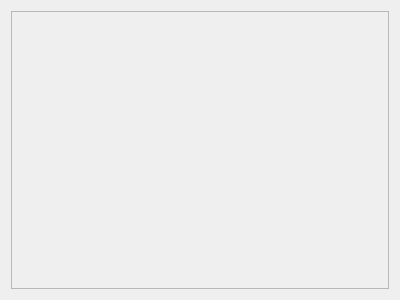
Qt form Template/Forms/SIForm.ui (335134701/QT_Demo) before a commit.
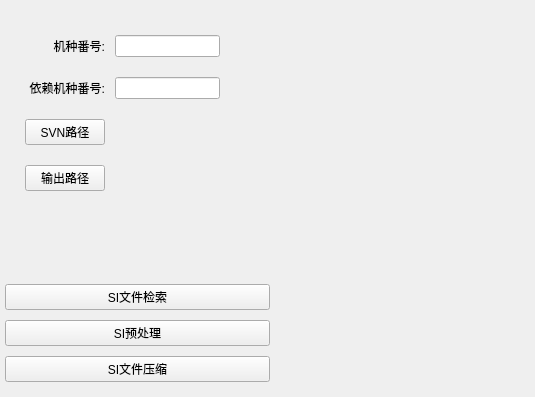
The same form after that commit.

```diff
--- a/Template/Forms/SIForm.ui
+++ b/Template/Forms/SIForm.ui
@@ -6,21 +6,232 @@
    <rect>
     <x>0</x>
     <y>0</y>
-    <width>400</width>
-    <height>300</height>
+    <width>535</width>
+    <height>397</height>
    </rect>
   </property>
   <property name="windowTitle">
    <string>Form</string>
   </property>
   <layout class="QGridLayout" name="gridLayout">
+   <property name="leftMargin">
+    <number>5</number>
+   </property>
+   <property name="topMargin">
+    <number>5</number>
+   </property>
+   <property name="rightMargin">
+    <number>5</number>
+   </property>
+   <property name="bottomMargin">
+    <number>5</number>
+   </property>
+   <property name="horizontalSpacing">
+    <number>15</number>
+   </property>
+   <property name="verticalSpacing">
+    <number>10</number>
+   </property>
+   <item row="0" column="1" rowspan="6">
+    <widget class="QWidget" name="SITableWidget" native="true">
+     <property name="sizePolicy">
+      <sizepolicy hsizetype="Expanding" vsizetype="Expanding">
+       <horstretch>0</horstretch>
+       <verstretch>0</verstretch>
+      </sizepolicy>
+     </property>
+     <property name="styleSheet">
+      <string notr="true"/>
+     </property>
+    </widget>
+   </item>
    <item row="0" column="0">
-    <widget class="QFrame" name="frame">
-     <property name="frameShape">
-      <enum>QFrame::StyledPanel</enum>
+    <widget class="QWidget" name="SIMemuWidget" native="true">
+     <property name="sizePolicy">
+      <sizepolicy hsizetype="Expanding" vsizetype="Expanding">
+       <horstretch>0</horstretch>
+       <verstretch>0</verstretch>
+      </sizepolicy>
      </property>
-     <property name="frameShadow">
-      <enum>QFrame::Raised</enum>
+     <property name="minimumSize">
+      <size>
+       <width>200</width>
+       <height>0</height>
+      </size>
+     </property>
+     <property name="maximumSize">
+      <size>
+       <width>400</width>
+       <height>16777215</height>
+      </size>
+     </property>
+     <layout class="QGridLayout" name="gridLayout_2">
+      <property name="leftMargin">
+       <number>20</number>
+      </property>
+      <property name="topMargin">
+       <number>30</number>
+      </property>
+      <property name="rightMargin">
+       <number>10</number>
+      </property>
+      <property name="bottomMargin">
+       <number>10</number>
+      </property>
+      <property name="horizontalSpacing">
+       <number>10</number>
+      </property>
+      <property name="verticalSpacing">
+       <number>20</number>
+      </property>
+      <item row="3" column="0">
+       <widget class="QPushButton" name="OutputButton">
+        <property name="text">
+         <string>输出路径</string>
+        </property>
+       </widget>
+      </item>
+      <item row="2" column="0">
+       <widget class="QPushButton" name="SVNButton">
+        <property name="text">
+         <string>SVN路径</string>
+        </property>
+       </widget>
+      </item>
+      <item row="0" column="0">
+       <widget class="QLabel" name="IDLabel">
+        <property name="text">
+         <string>机种番号:</string>
+        </property>
+        <property name="alignment">
+         <set>Qt::AlignRight|Qt::AlignTrailing|Qt::AlignVCenter</set>
+        </property>
+       </widget>
+      </item>
+      <item row="0" column="2">
+       <widget class="QLineEdit" name="IDEdit">
+        <property name="sizePolicy">
+         <sizepolicy hsizetype="Preferred" vsizetype="Preferred">
+          <horstretch>0</horstretch>
+          <verstretch>0</verstretch>
+         </sizepolicy>
+        </property>
+        <property name="maximumSize">
+         <size>
+          <width>105</width>
+          <height>16777215</height>
+         </size>
+        </property>
+        <property name="styleSheet">
+         <string notr="true"/>
+        </property>
+        <property name="maxLength">
+         <number>8</number>
+        </property>
+       </widget>
+      </item>
+      <item row="1" column="0">
+       <widget class="QLabel" name="RelyIDLabel">
+        <property name="text">
+         <string>依赖机种番号:</string>
+        </property>
+        <property name="alignment">
+         <set>Qt::AlignRight|Qt::AlignTrailing|Qt::AlignVCenter</set>
+        </property>
+       </widget>
+      </item>
+      <item row="1" column="2">
+       <widget class="QLineEdit" name="RelyIDEdit">
+        <property name="maximumSize">
+         <size>
+          <width>105</width>
+          <height>16777215</height>
+         </size>
+        </property>
+        <property name="maxLength">
+         <number>8</number>
+        </property>
+       </widget>
+      </item>
+      <item row="2" column="2">
+       <widget class="QLabel" name="SVNLabel">
+        <property name="text">
+         <string/>
+        </property>
+       </widget>
+      </item>
+      <item row="4" column="0">
+       <spacer name="verticalSpacer">
+        <property name="orientation">
+         <enum>Qt::Vertical</enum>
+        </property>
+        <property name="sizeHint" stdset="0">
+         <size>
+          <width>20</width>
+          <height>40</height>
+         </size>
+        </property>
+       </spacer>
+      </item>
+      <item row="3" column="2">
+       <widget class="QLabel" name="OutputLabel">
+        <property name="text">
+         <string/>
+        </property>
+       </widget>
+      </item>
+      <item row="2" column="3">
+       <spacer name="horizontalSpacer">
+        <property name="orientation">
+         <enum>Qt::Horizontal</enum>
+        </property>
+        <property name="sizeHint" stdset="0">
+         <size>
+          <width>40</width>
+          <height>20</height>
+         </size>
+        </property>
+       </spacer>
+      </item>
+     </layout>
+    </widget>
+   </item>
+   <item row="4" column="0">
+    <widget class="QPushButton" name="SIFileCompression">
+     <property name="sizePolicy">
+      <sizepolicy hsizetype="Minimum" vsizetype="Fixed">
+       <horstretch>0</horstretch>
+       <verstretch>0</verstretch>
+      </sizepolicy>
+     </property>
+     <property name="text">
+      <string>SI文件压缩</string>
+     </property>
+    </widget>
+   </item>
+   <item row="3" column="0">
+    <widget class="QPushButton" name="SIPretreatmentButton">
+     <property name="sizePolicy">
+      <sizepolicy hsizetype="Minimum" vsizetype="Fixed">
+       <horstretch>0</horstretch>
+       <verstretch>0</verstretch>
+      </sizepolicy>
+     </property>
+     <property name="text">
+      <string>SI预处理</string>
+     </property>
+    </widget>
+   </item>
+   <item row="1" column="0" rowspan="2">
+    <widget class="QPushButton" name="SIFileSearchButton">
+     <property name="sizePolicy">
+      <sizepolicy hsizetype="Minimum" vsizetype="Fixed">
+       <horstretch>0</horstretch>
+       <verstretch>0</verstretch>
+      </sizepolicy>
+     </property>
+     <property name="text">
+      <string>SI文件检索</string>
      </property>
     </widget>
    </item>
```
